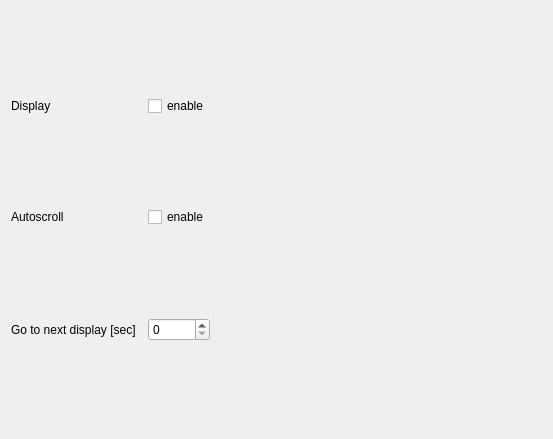
Above: parametryzator-wdgts/parametryzation-viewer-wdgts/displaysettviewer.ui from KTS-Intek/ParametryzatorV2 before the change. Below: the same form after it.
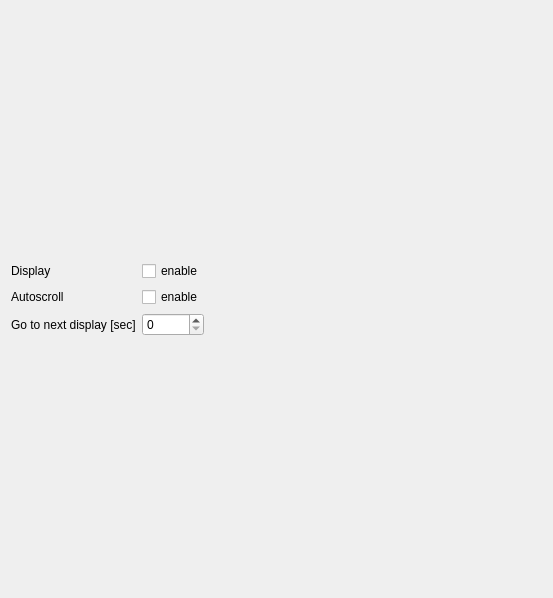
That is the form after the change.

```diff
--- a/parametryzator-wdgts/parametryzation-viewer-wdgts/displaysettviewer.ui
+++ b/parametryzator-wdgts/parametryzation-viewer-wdgts/displaysettviewer.ui
@@ -7,14 +7,61 @@
     <x>0</x>
     <y>0</y>
     <width>553</width>
-    <height>439</height>
+    <height>598</height>
    </rect>
   </property>
   <property name="windowTitle">
    <string>Form</string>
   </property>
+  <layout class="QVBoxLayout" name="vl4wdgt">
+   <item>
   <layout class="QGridLayout" name="gridLayout">
-   <item row="3" column="3">
+     <item row="0" column="0">
+      <widget class="QLabel" name="label_3">
+       <property name="text">
+        <string>Display</string>
+       </property>
+      </widget>
+     </item>
+     <item row="0" column="1">
+      <widget class="QCheckBox" name="cbxEnableDisplay">
+       <property name="text">
+        <string>enable</string>
+       </property>
+      </widget>
+     </item>
+     <item row="1" column="0">
+      <widget class="QLabel" name="label">
+       <property name="text">
+        <string>Autoscroll</string>
+       </property>
+      </widget>
+     </item>
+     <item row="1" column="1">
+      <widget class="QCheckBox" name="cbxEnableAutoScroll">
+       <property name="text">
+        <string>enable</string>
+       </property>
+      </widget>
+     </item>
+     <item row="2" column="0">
+      <widget class="QLabel" name="label_2">
+       <property name="text">
+        <string>Go to next display [sec]</string>
+       </property>
+      </widget>
+     </item>
+     <item row="2" column="1">
+      <widget class="QSpinBox" name="sbAutoscrollSec">
+       <property name="minimum">
+        <number>0</number>
+       </property>
+       <property name="maximum">
+        <number>255</number>
+       </property>
+      </widget>
+     </item>
+     <item row="2" column="2">
     <spacer name="horizontalSpacer">
      <property name="orientation">
       <enum>Qt::Horizontal</enum>
@@ -27,53 +74,7 @@
      </property>
     </spacer>
    </item>
-   <item row="3" column="0">
-    <widget class="QLabel" name="label_2">
-     <property name="text">
-      <string>Go to next display [sec]</string>
-     </property>
-    </widget>
-   </item>
-   <item row="0" column="0" colspan="4">
-    <layout class="QVBoxLayout" name="vl4wdgt"/>
-   </item>
-   <item row="3" column="2">
-    <widget class="QSpinBox" name="sbAutoscrollSec">
-     <property name="minimum">
-      <number>0</number>
-     </property>
-     <property name="maximum">
-      <number>255</number>
-     </property>
-    </widget>
-   </item>
-   <item row="2" column="0" colspan="2">
-    <widget class="QLabel" name="label">
-     <property name="text">
-      <string>Autoscroll</string>
-     </property>
-    </widget>
-   </item>
-   <item row="2" column="2">
-    <widget class="QCheckBox" name="cbxEnableAutoScroll">
-     <property name="text">
-      <string>enable</string>
-     </property>
-    </widget>
-   </item>
-   <item row="1" column="0">
-    <widget class="QLabel" name="label_3">
-     <property name="text">
-      <string>Display</string>
-     </property>
-    </widget>
-   </item>
-   <item row="1" column="2">
-    <widget class="QCheckBox" name="cbxEnableDisplay">
-     <property name="text">
-      <string>enable</string>
-     </property>
-    </widget>
+    </layout>
    </item>
   </layout>
  </widget>
```
Lines whose indentation alone changed are shown as unchanged.
